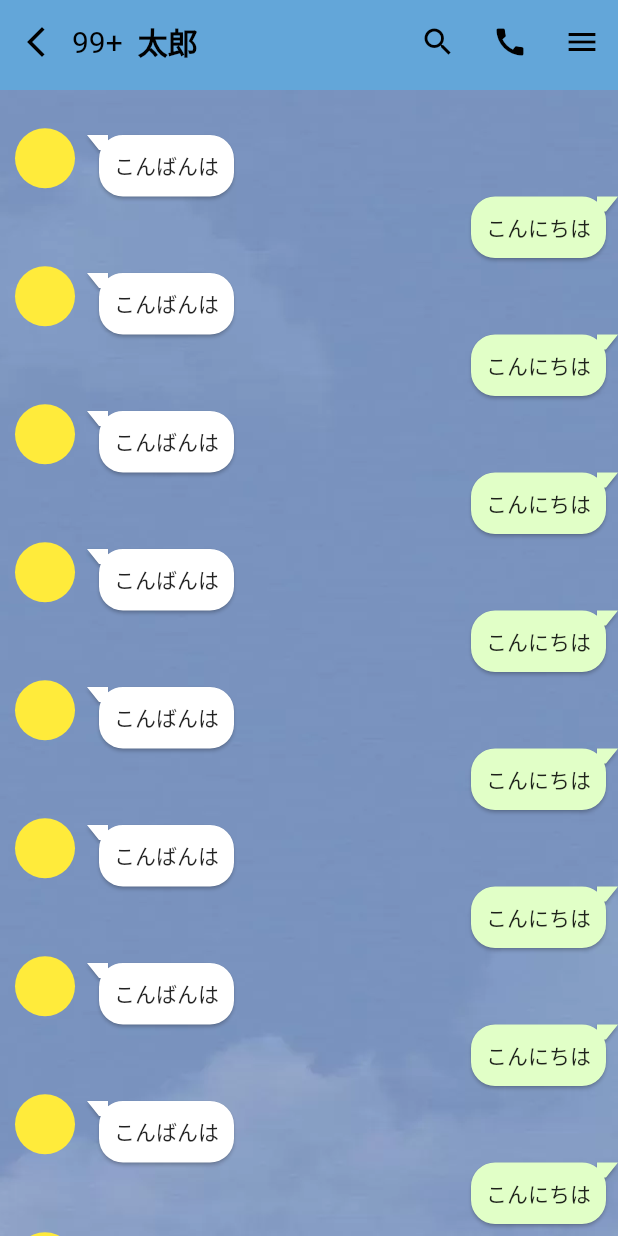
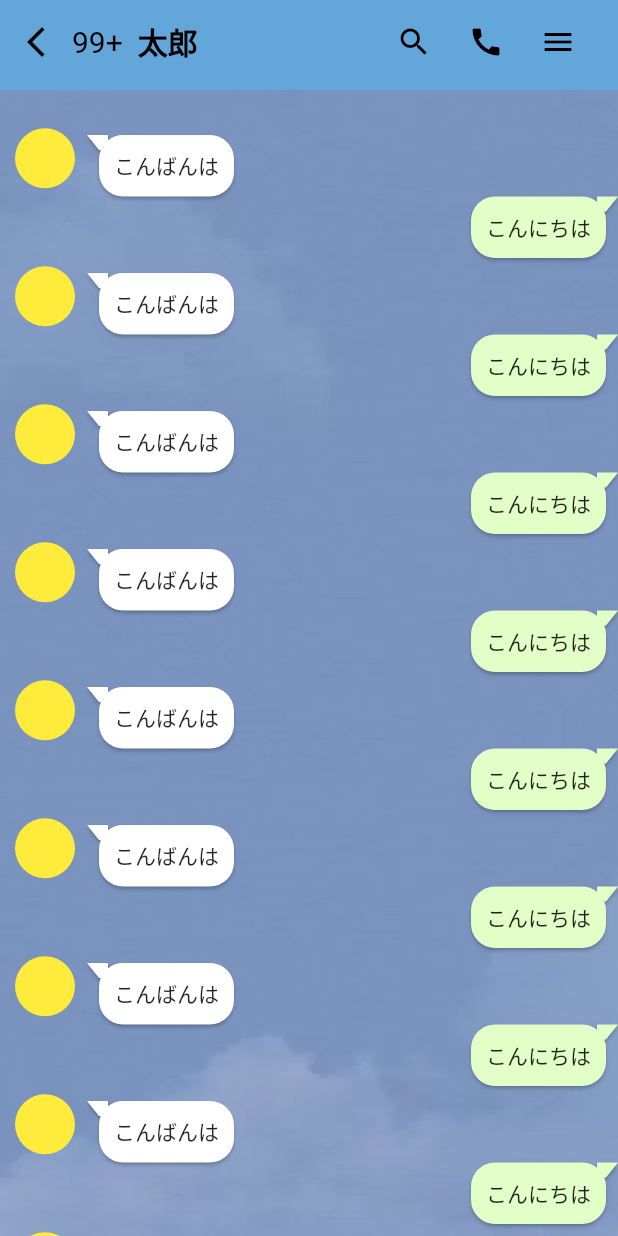
Before and after one commit to haruchu/flutter_ui_trace, a Flutter app: the screen it shows after launch, on a phone screen of 412 x 824 dp. Run offline on Flutter 3.47's test engine with Material 2 defaults, Android fonts, the light colour scheme and no system bars; drawn by our look-alikes of bubble.

Commit message:
leading->titleに

```diff
--- a/lib/src/pages/01_line_talk/page.dart
+++ b/lib/src/pages/01_line_talk/page.dart
@@ -87,8 +87,8 @@ class LineTalkPage extends StatelessWidget {
                   ),
                 ],
               ),
-            actions: [
-              Row(
+              title: Row(
+                mainAxisAlignment: MainAxisAlignment.end,
                 children: [
                   IconButton(
                     color: Colors.black,
@@ -112,9 +112,7 @@ class LineTalkPage extends StatelessWidget {
                     ),
                   ),
                 ],
-              )
-            ],
-          )),
+              ))),
       body: Container(
           decoration: const BoxDecoration(
               image: DecorationImage(
```
Lines whose indentation alone changed are shown as unchanged.
